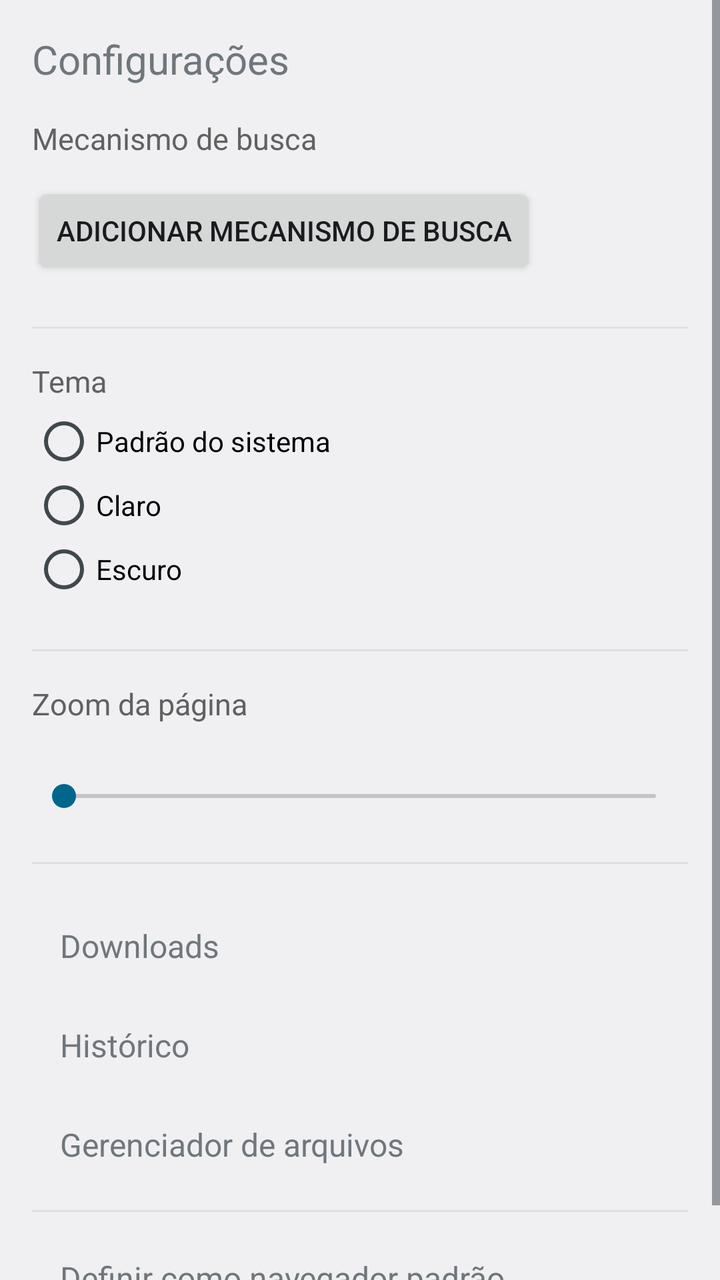
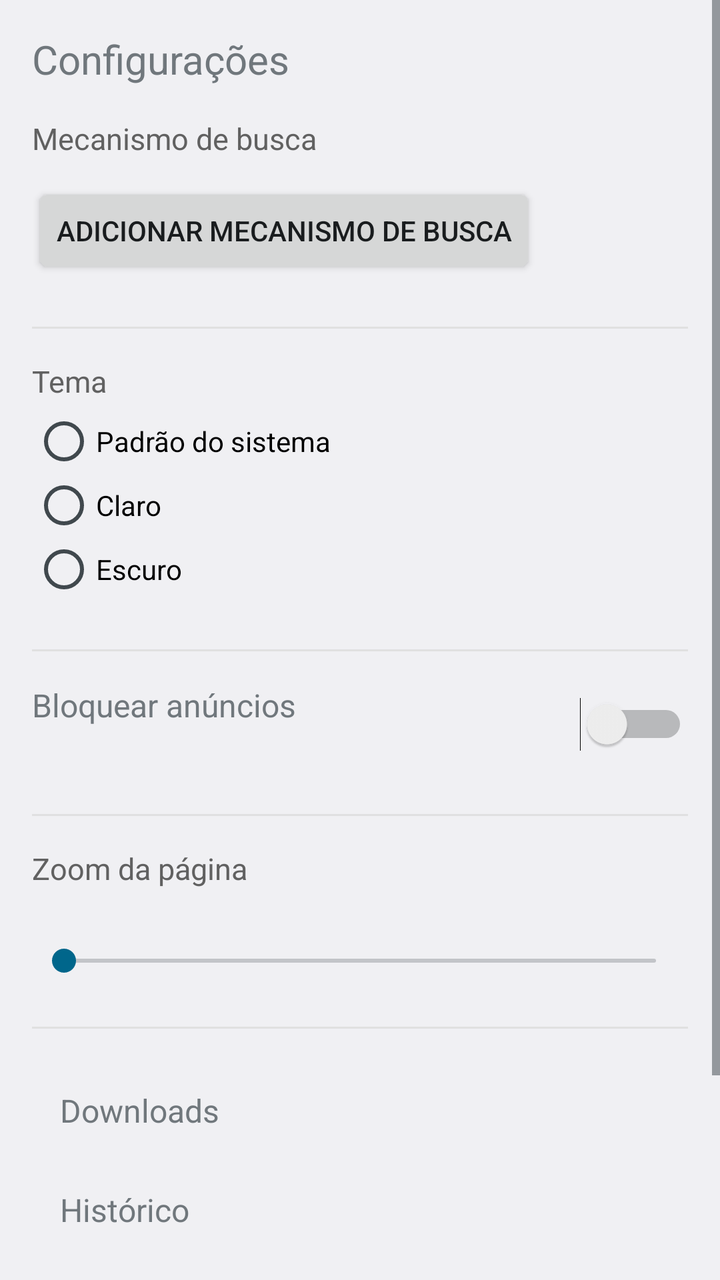

Two renders of the same Android screen: before a commit and after it. Below are the layout's source before the change and the commit's diff.
<!-- AndroidManifest.xml: application theme Theme.AospBrowser -->
<!-- res/layout/activity_settings.xml -->
<?xml version="1.0" encoding="utf-8"?>
<ScrollView xmlns:android="http://schemas.android.com/apk/res/android"
    android:layout_width="match_parent"
    android:layout_height="match_parent">

    <LinearLayout
        android:layout_width="match_parent"
        android:layout_height="wrap_content"
        android:orientation="vertical"
        android:padding="16dp">

        <TextView
            android:layout_width="wrap_content"
            android:layout_height="wrap_content"
            android:text="@string/settings_title"
            android:textSize="20sp"
            android:layout_marginBottom="16dp" />

        <TextView
            android:layout_width="wrap_content"
            android:layout_height="wrap_content"
            android:text="@string/settings_search_engine"
            android:textSize="15sp"
            android:textColor="#616161"
            android:layout_marginBottom="4dp" />

        <RadioGroup
            android:id="@+id/searchEngineGroup"
            android:layout_width="match_parent"
            android:layout_height="wrap_content"
            android:orientation="vertical"
            android:layout_marginBottom="8dp" />

        <Button
            android:id="@+id/btnAddSearchEngine"
            android:layout_width="wrap_content"
            android:layout_height="wrap_content"
            android:text="@string/settings_add_search_engine"
            android:layout_marginBottom="24dp" />

        <View
            android:layout_width="match_parent"
            android:layout_height="1dp"
            android:background="#E0E0E0"
            android:layout_marginBottom="16dp" />

        <TextView
            android:layout_width="wrap_content"
            android:layout_height="wrap_content"
            android:text="@string/settings_theme"
            android:textSize="15sp"
            android:textColor="#616161"
            android:layout_marginBottom="4dp" />

        <RadioGroup
            android:id="@+id/themeGroup"
            android:layout_width="match_parent"
            android:layout_height="wrap_content"
            android:orientation="vertical"
            android:layout_marginBottom="24dp">

            <RadioButton
                android:id="@+id/themeSystem"
                android:layout_width="match_parent"
                android:layout_height="wrap_content"
                android:text="@string/settings_theme_system" />

            <RadioButton
                android:id="@+id/themeLight"
                android:layout_width="match_parent"
                android:layout_height="wrap_content"
                android:text="@string/settings_theme_light" />

            <RadioButton
                android:id="@+id/themeDark"
                android:layout_width="match_parent"
                android:layout_height="wrap_content"
                android:text="@string/settings_theme_dark" />
        </RadioGroup>

        <View
            android:layout_width="match_parent"
            android:layout_height="1dp"
            android:background="#E0E0E0"
            android:layout_marginBottom="16dp" />

        
        <TextView
            android:layout_width="wrap_content"
            android:layout_height="wrap_content"
            android:text="@string/settings_zoom_title"
            android:textSize="15sp"
            android:textColor="#616161"
            android:layout_marginBottom="4dp" />

        <TextView
            android:id="@+id/zoomPercentLabel"
            android:layout_width="wrap_content"
            android:layout_height="wrap_content"
            android:textSize="14sp"
            android:layout_marginBottom="4dp" />

        <SeekBar
            android:id="@+id/zoomSeekBar"
            android:layout_width="match_parent"
            android:layout_height="wrap_content"
            android:layout_marginBottom="24dp" />

        <View
            android:layout_width="match_parent"
            android:layout_height="1dp"
            android:background="#E0E0E0"
            android:layout_marginBottom="16dp" />

        
        <TextView
            android:id="@+id/menuDownloads"
            android:layout_width="match_parent"
            android:layout_height="wrap_content"
            android:text="@string/settings_downloads"
            android:textSize="16sp"
            android:padding="14dp"
            android:clickable="true"
            android:focusable="true"
            android:background="?android:attr/selectableItemBackground" />

        
        <TextView
            android:id="@+id/menuHistory"
            android:layout_width="match_parent"
            android:layout_height="wrap_content"
            android:text="@string/sidebar_item_history"
            android:textSize="16sp"
            android:padding="14dp"
            android:clickable="true"
            android:focusable="true"
            android:background="?android:attr/selectableItemBackground" />

        
        <TextView
            android:id="@+id/menuFileManager"
            android:layout_width="match_parent"
            android:layout_height="wrap_content"
            android:text="@string/settings_file_manager"
            android:textSize="16sp"
            android:padding="14dp"
            android:clickable="true"
            android:focusable="true"
            android:background="?android:attr/selectableItemBackground" />

        <View
            android:layout_width="match_parent"
            android:layout_height="1dp"
            android:background="#E0E0E0"
            android:layout_marginTop="8dp"
            android:layout_marginBottom="8dp" />

        
        <TextView
            android:id="@+id/menuDefaultBrowser"
            android:layout_width="match_parent"
            android:layout_height="wrap_content"
            android:text="@string/settings_default_browser"
            android:textSize="16sp"
            android:padding="14dp"
            android:clickable="true"
            android:focusable="true"
            android:background="?android:attr/selectableItemBackground" />

    </LinearLayout>
</ScrollView>
<!-- resources referenced by this layout -->
<resources>
  <string name="settings_add_search_engine">Adicionar mecanismo de busca</string>
  <string name="settings_default_browser">Definir como navegador padrão</string>
  <string name="settings_downloads">Downloads</string>
  <string name="settings_file_manager">Gerenciador de arquivos</string>
  <string name="settings_search_engine">Mecanismo de busca</string>
  <string name="settings_theme">Tema</string>
  <string name="settings_theme_dark">Escuro</string>
  <string name="settings_theme_light">Claro</string>
  <string name="settings_theme_system">Padrão do sistema</string>
  <string name="settings_title">Configurações</string>
  <string name="settings_zoom_title">Zoom da página</string>
  <string name="sidebar_item_history">Histórico</string>
  <style name="Theme.AospBrowser" parent="android:Theme.DeviceDefault.Light.NoActionBar" />
</resources>

<!-- the commit's change to res/layout/activity_settings.xml (unified diff, before → after) -->
@@ -85,6 +85,47 @@
             android:layout_marginBottom="16dp" />
 
         
+        <LinearLayout
+            android:layout_width="match_parent"
+            android:layout_height="wrap_content"
+            android:orientation="horizontal"
+            android:gravity="center_vertical"
+            android:layout_marginBottom="24dp">
+
+            <LinearLayout
+                android:layout_width="0dp"
+                android:layout_height="wrap_content"
+                android:layout_weight="1"
+                android:orientation="vertical">
+
+                <TextView
+                    android:layout_width="wrap_content"
+                    android:layout_height="wrap_content"
+                    android:text="@string/settings_adblock_title"
+                    android:textSize="16sp" />
+
+                <TextView
+                    android:id="@+id/adblockSubtitle"
+                    android:layout_width="wrap_content"
+                    android:layout_height="wrap_content"
+                    android:textSize="13sp"
+                    android:textColor="#616161"
+                    android:layout_marginTop="2dp" />
+            </LinearLayout>
+
+            <Switch
+                android:id="@+id/adblockSwitch"
+                android:layout_width="wrap_content"
+                android:layout_height="wrap_content" />
+        </LinearLayout>
+
+        <View
+            android:layout_width="match_parent"
+            android:layout_height="1dp"
+            android:background="#E0E0E0"
+            android:layout_marginBottom="16dp" />
+
+        
         <TextView
             android:layout_width="wrap_content"
             android:layout_height="wrap_content"
<!-- resource entries referenced after the edit -->
@@ -1,5 +1,6 @@
 <!-- resources referenced by this layout -->
 <resources>
+  <string name="settings_adblock_title">Bloquear anúncios</string>
   <string name="settings_add_search_engine">Adicionar mecanismo de busca</string>
   <string name="settings_default_browser">Definir como navegador padrão</string>
   <string name="settings_downloads">Downloads</string>
